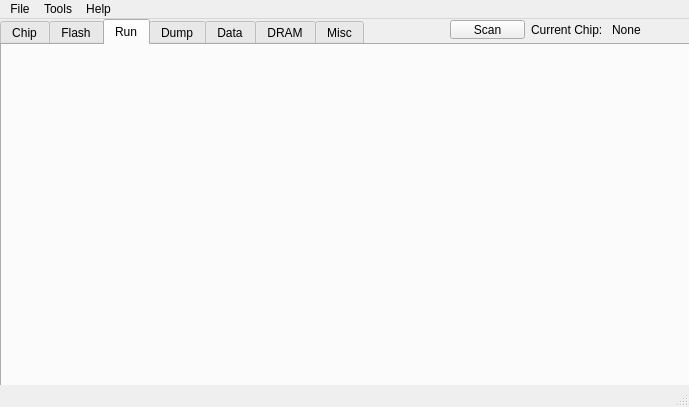
The window that src/mainwindow.ui (YuzukiTsuru/YFEL) describes before a commit, drawn with Qt 5.
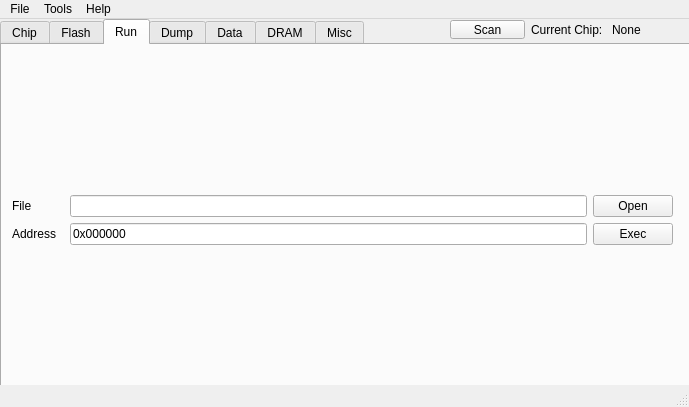
The same window after the commit. The open tabs and pages were chosen to show the change.

Commit message: add run hex and run widgt

Patch:
```diff
--- a/src/mainwindow.ui
+++ b/src/mainwindow.ui
@@ -822,6 +822,93 @@
      <attribute name="title">
       <string>Run</string>
      </attribute>
+     <widget class="QWidget" name="layoutWidget_3">
+      <property name="geometry">
+       <rect>
+        <x>0</x>
+        <y>0</y>
+        <width>681</width>
+        <height>341</height>
+       </rect>
+      </property>
+      <layout class="QVBoxLayout" name="run_Tab_Layout" stretch="0,10,0">
+       <item>
+        <layout class="QHBoxLayout" name="run_run_horizontalLayout">
+         <property name="leftMargin">
+          <number>10</number>
+         </property>
+         <property name="topMargin">
+          <number>10</number>
+         </property>
+         <property name="rightMargin">
+          <number>10</number>
+         </property>
+         <item>
+          <layout class="QGridLayout" name="gridLayout_7" columnstretch="1,10,0,0">
+           <item row="1" column="0">
+            <widget class="QLabel" name="run_run_address_label">
+             <property name="text">
+              <string>Address</string>
+             </property>
+            </widget>
+           </item>
+           <item row="0" column="3">
+            <widget class="QPushButton" name="run_open_file">
+             <property name="text">
+              <string>Open</string>
+             </property>
+            </widget>
+           </item>
+           <item row="0" column="1" colspan="2">
+            <widget class="QLineEdit" name="run_file_open_lineEdit">
+             <property name="text">
+              <string/>
+             </property>
+            </widget>
+           </item>
+           <item row="1" column="3">
+            <widget class="QPushButton" name="run_run_button">
+             <property name="text">
+              <string>Exec</string>
+             </property>
+            </widget>
+           </item>
+           <item row="0" column="0">
+            <widget class="QLabel" name="run_run_file_label">
+             <property name="text">
+              <string>File</string>
+             </property>
+            </widget>
+           </item>
+           <item row="1" column="1" colspan="2">
+            <widget class="QLineEdit" name="run_run_address_lineEdit">
+             <property name="text">
+              <string>0x000000</string>
+             </property>
+            </widget>
+           </item>
+          </layout>
+         </item>
+        </layout>
+       </item>
+       <item>
+        <layout class="QVBoxLayout" name="run_file_hexView">
+         <property name="leftMargin">
+          <number>5</number>
+         </property>
+         <property name="topMargin">
+          <number>0</number>
+         </property>
+         <property name="rightMargin">
+          <number>5</number>
+         </property>
+        </layout>
+       </item>
+       <item>
+        <layout class="QHBoxLayout" name="run_horizontalLayout"/>
+       </item>
+      </layout>
+     </widget>
     </widget>
     <widget class="QWidget" name="dump_tab">
      <attribute name="title">
```
Left out of the diff: 6 changed lines with no effect on the pictures. The commit also changes 1 other file.
